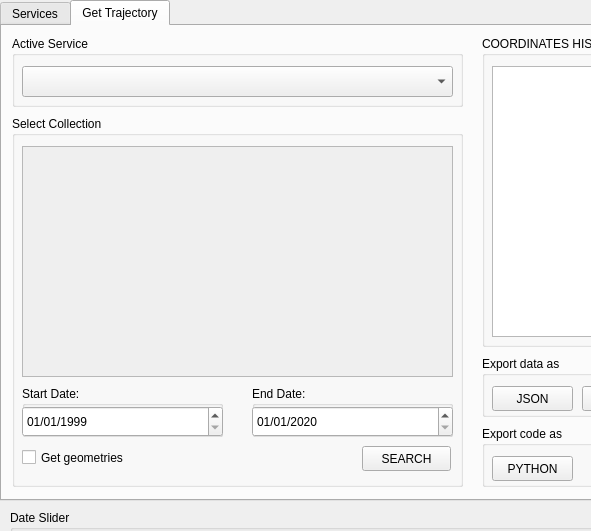
Above: wlts_plugin/wlts_qgis_dialog_base.ui from brazil-data-cube/wlts-qgis before the change; both pictures show x 0 to 591 and y 0 to 531 of the 740 by 639 pixel window. Below: the same form after it.
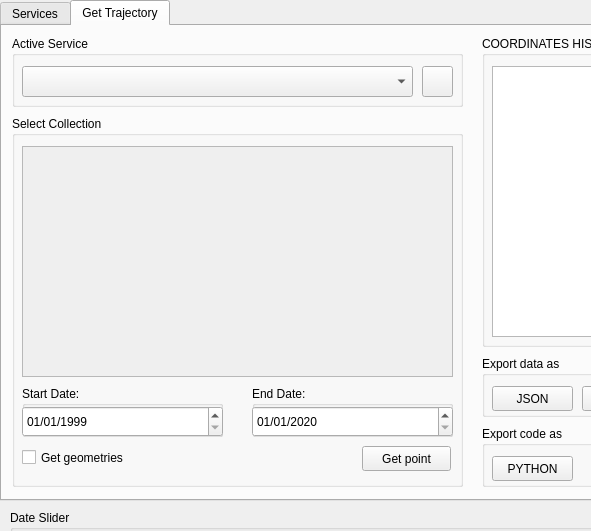
That is the form after the change. The open tabs and pages were chosen to show the change.

Patch:
```diff
--- a/wlts_plugin/wlts_qgis_dialog_base.ui
+++ b/wlts_plugin/wlts_qgis_dialog_base.ui
@@ -353,7 +353,7 @@
        </rect>
       </property>
       <property name="text">
-       <string>SEARCH</string>
+       <string>Get point</string>
       </property>
      </widget>
      <widget class="QCheckBox" name="geometries">
@@ -387,11 +387,24 @@
        <rect>
         <x>10</x>
         <y>30</y>
-        <width>431</width>
+        <width>391</width>
         <height>31</height>
        </rect>
       </property>
      </widget>
+     <widget class="QPushButton" name="show_help_button">
+      <property name="geometry">
+       <rect>
+        <x>410</x>
+        <y>30</y>
+        <width>31</width>
+        <height>31</height>
+       </rect>
+      </property>
+      <property name="text">
+       <string/>
+      </property>
+     </widget>
     </widget>
     <widget class="QGroupBox" name="exporting_files">
      <property name="geometry">
```
